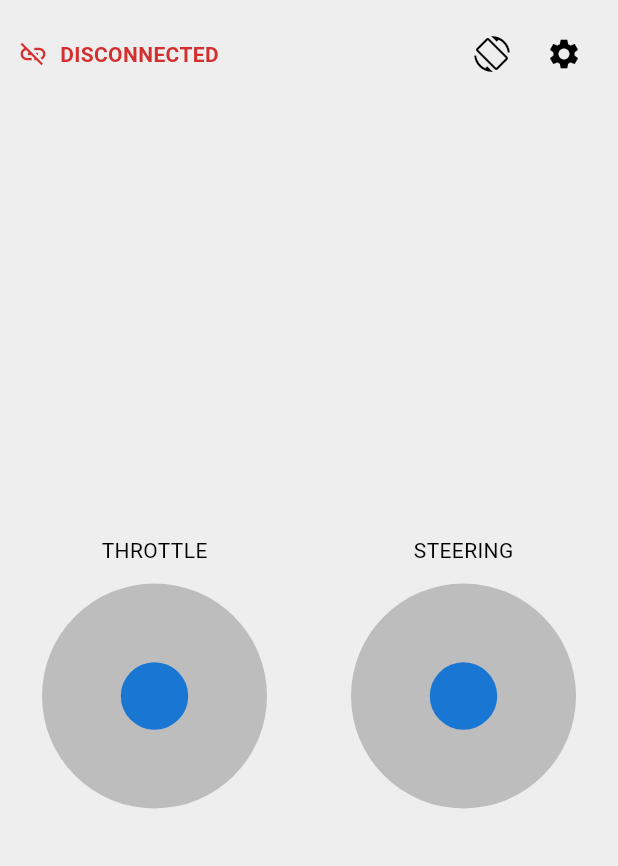
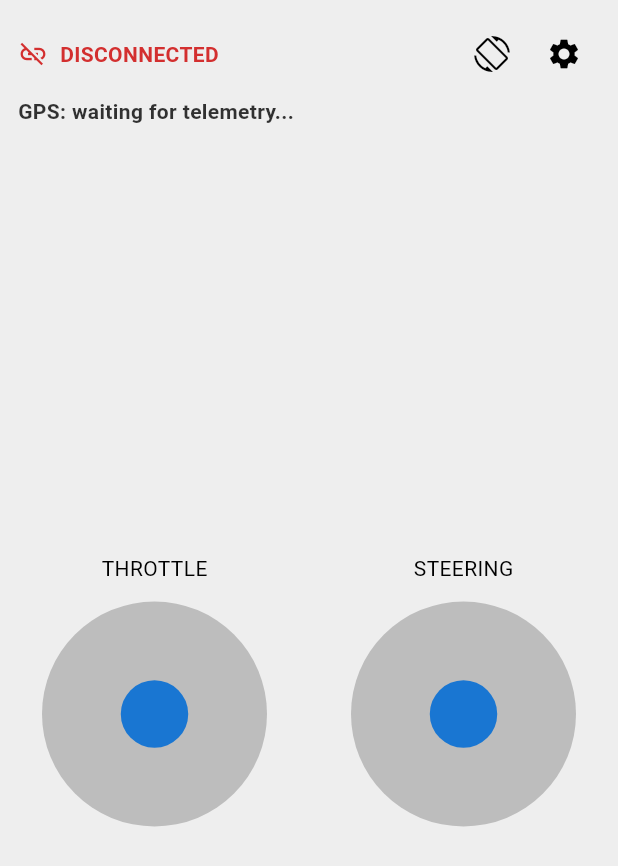
Before and after one commit to pelotazos123/TFG-Controller-App, a Flutter app: the screen it shows after launch, on a phone screen of 412 x 824 dp. Shown: the top 866 px of the screen. Run offline on Flutter 3.47's test engine with Material 3 defaults, Android fonts, the light colour scheme and no system bars.

Commit message:
trying to implement gps functionality

```diff
--- a/flutter_app/lib/features/control/control_page.dart
+++ b/flutter_app/lib/features/control/control_page.dart
@@ -156,16 +156,12 @@ class _ControlPageState extends State<ControlPage> {
     final connectedColor = isDark ? Colors.green : Colors.green[700]!;
     final disconnectedColor = isDark ? Colors.red : Colors.red[700]!;
 
-    return Padding(
-      padding: const EdgeInsets.all(12),
-      child: Row(
-        mainAxisAlignment: MainAxisAlignment.spaceBetween,
-        children: [
-          ListenableBuilder(
+    return ListenableBuilder(
       listenable: _controlManager,
       builder: (context, _) {
         final isConnected = _controlManager.isConnected;
         final transport = _controlManager.transport;
+        final gps = _controlManager.gpsTelemetry;
 
         final connectedIcon = switch (transport) {
           UdpTransport() => Icons.wifi,
@@ -178,7 +174,19 @@ class _ControlPageState extends State<ControlPage> {
           _ => Icons.link_off,
         };
 
-              return Row(
+        final gpsColor = gps == null
+          ? textColor.withValues(alpha: 0.8)
+            : (gps.valid ? connectedColor : disconnectedColor);
+
+        return Padding(
+          padding: const EdgeInsets.all(12),
+          child: Column(
+            crossAxisAlignment: CrossAxisAlignment.start,
+            children: [
+              Row(
+                mainAxisAlignment: MainAxisAlignment.spaceBetween,
+                children: [
+                  Row(
                     children: [
                       Icon(
                         isConnected ? connectedIcon : disconnectedIcon,
@@ -194,8 +202,6 @@ class _ControlPageState extends State<ControlPage> {
                         ),
                       ),
                     ],
-              );
-            },
                   ),
                   Row(
                     children: [
@@ -230,7 +236,32 @@ class _ControlPageState extends State<ControlPage> {
                   ),
                 ],
               ),
+              const SizedBox(height: 4),
+              Text(
+                _gpsLabel(gps),
+                style: TextStyle(
+                  color: gpsColor,
+                  fontWeight: FontWeight.w600,
+                ),
+              ),
+            ],
+          ),
         );
+      },
+    );
+  }
+
+  String _gpsLabel(GpsTelemetry? gps) {
+    if (gps == null) {
+      return 'GPS: waiting for telemetry...';
+    }
+
+    final state = gps.valid ? 'FIX' : 'NO FIX';
+    final lat = gps.latitude.toStringAsFixed(6);
+    final lon = gps.longitude.toStringAsFixed(6);
+    final speed = gps.speedKmph.toStringAsFixed(1);
+
+    return 'GPS $state | lat: $lat | lon: $lon | sat: ${gps.satellites} | speed: $speed km/h';
   }
 
   Widget _buildJoystick({
--- a/flutter_app/lib/transport/udp_transport.dart
+++ b/flutter_app/lib/transport/udp_transport.dart
@@ -4,6 +4,28 @@ import 'dart:io';
 
 import 'package:flutter_rccontroller_app/transport/control_transport.dart';
 import 'package:flutter_rccontroller_app/services/network_binding_service.dart';
+
+class GpsTelemetry {
+  final bool valid;
+  final double latitude;
+  final double longitude;
+  final double altitude;
+  final double speedKmph;
+  final int satellites;
+  final int ageMs;
+  final DateTime receivedAt;
+
+  const GpsTelemetry({
+    required this.valid,
+    required this.latitude,
+    required this.longitude,
+    required this.altitude,
+    required this.speedKmph,
+    required this.satellites,
+    required this.ageMs,
+    required this.receivedAt,
+  });
+}
 
 class UdpTransport implements ControlTransport {
   final String ip;
@@ -16,8 +38,11 @@ class UdpTransport implements ControlTransport {
 
   InternetAddress? _targetAddress;
   int? _targetPort;
+  GpsTelemetry? _gpsTelemetry;
 
   UdpTransport({required this.ip, required this.port});
+
+  GpsTelemetry? get gpsTelemetry => _gpsTelemetry;
 
   @override
   bool get isConnected => _initialized;
@@ -62,6 +87,11 @@ class UdpTransport implements ControlTransport {
               _targetPort = dg.port;
               if (!completer.isCompleted) completer.complete();
               return;
+            }
+
+            if (decoded is Map && decoded['type'] == 'gps') {
+              _gpsTelemetry = _parseGpsPacket(decoded);
+              continue;
             }
           } catch (_) {
             // Ignore non-JSON packets.
@@ -113,6 +143,7 @@ class UdpTransport implements ControlTransport {
     _socket = null;
     _initialized = false;
     _targetPort = null;
+    _gpsTelemetry = null;
 
     unawaited(NetworkBindingService.clearBinding());
   }
@@ -150,4 +181,28 @@ class UdpTransport implements ControlTransport {
       disconnect();
     }
   }
+
+  GpsTelemetry _parseGpsPacket(Map packet) {
+    double toDouble(dynamic value) {
+      if (value is num) return value.toDouble();
+      return double.tryParse(value.toString()) ?? 0.0;
+    }
+
+    int toInt(dynamic value) {
+      if (value is int) return value;
+      if (value is num) return value.toInt();
+      return int.tryParse(value.toString()) ?? 0;
+    }
+
+    return GpsTelemetry(
+      valid: packet['valid'] == true,
+      latitude: toDouble(packet['lat']),
+      longitude: toDouble(packet['lon']),
+      altitude: toDouble(packet['alt']),
+      speedKmph: toDouble(packet['speed']),
+      satellites: toInt(packet['sat']),
+      ageMs: toInt(packet['age']),
+      receivedAt: DateTime.now(),
+    );
+  }
 }
```
Also changed, not shown: flutter_app/lib/features/control/control_manager.dart (+16 -0 lines), 5 other files. Lines whose indentation alone changed are shown as unchanged.
